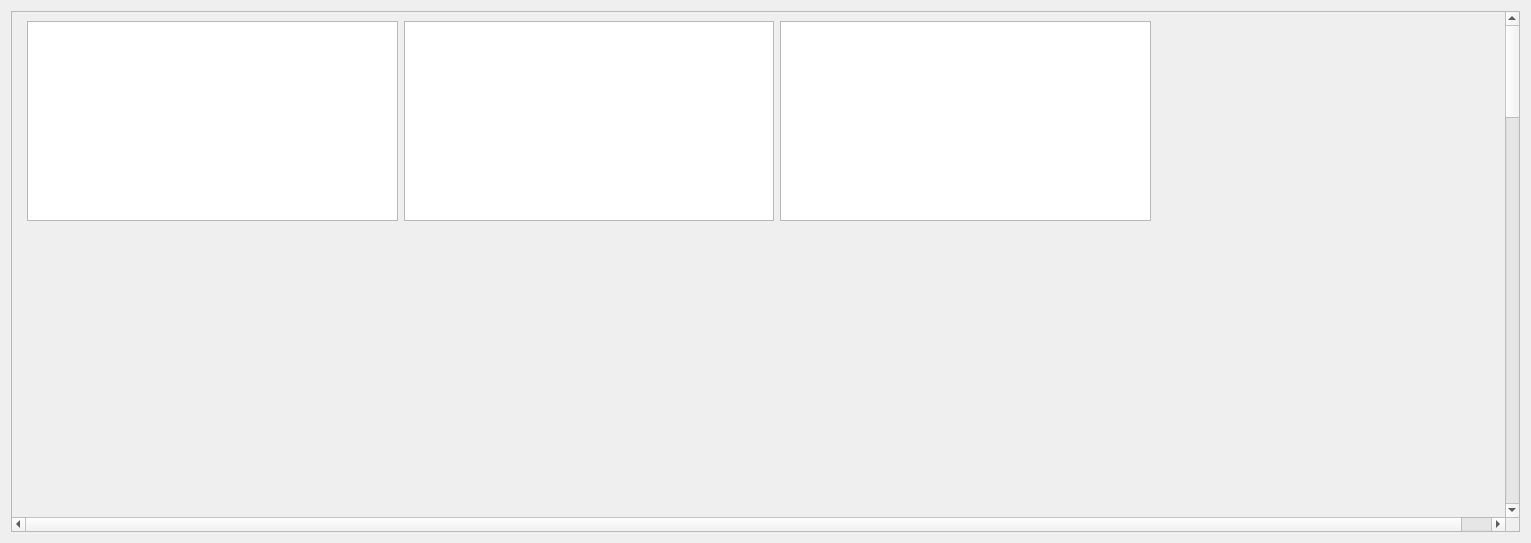
The window that temp_humi_server.ui (kimbakcho/Fabmainserver) describes before a commit, drawn with Qt 5.
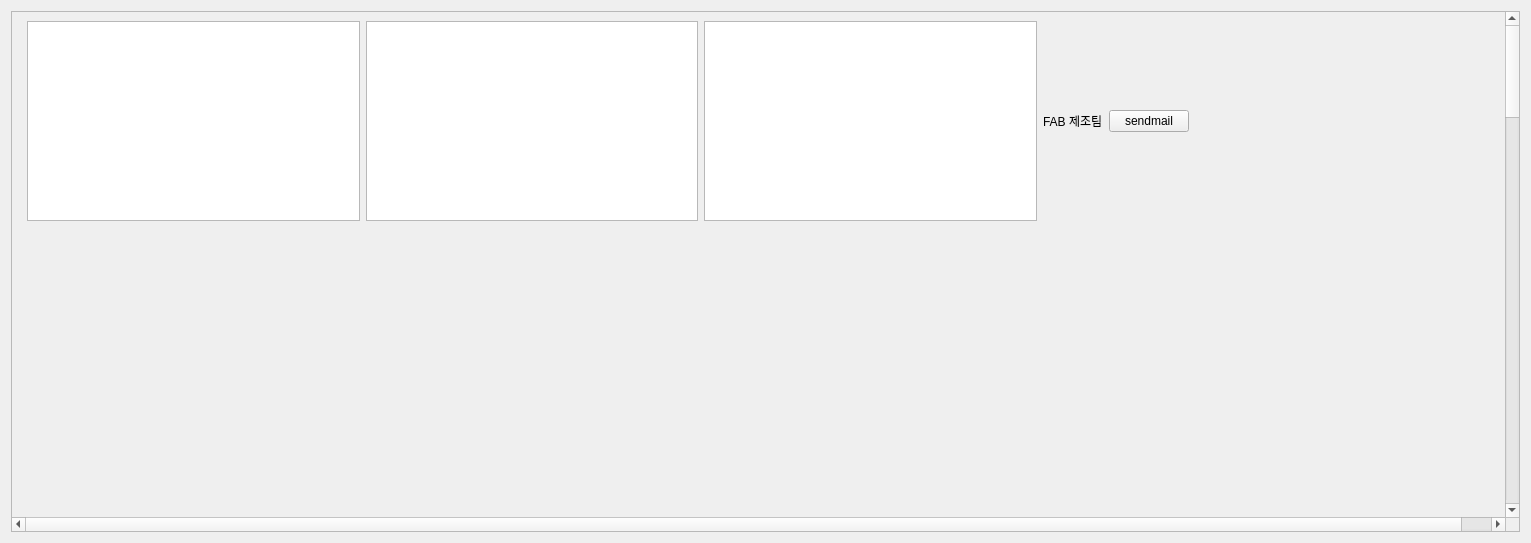
The same window after the commit. Custom widgets are drawn as their Qt base class.

What changed in the file:
```diff
--- a/temp_humi_server.ui
+++ b/temp_humi_server.ui
@@ -23,13 +23,13 @@
       <property name="geometry">
        <rect>
         <x>0</x>
-        <y>-1360</y>
+        <y>0</y>
         <width>1524</width>
         <height>2642</height>
        </rect>
       </property>
       <layout class="QGridLayout" name="gridLayout_2">
-       <item row="4" column="0" colspan="5">
+       <item row="4" column="0" colspan="7">
         <widget class="temp_humi_baseview" name="lightroom_temp" native="true">
          <property name="minimumSize">
           <size>
@@ -39,7 +39,7 @@
          </property>
         </widget>
        </item>
-       <item row="2" column="1" colspan="4">
+       <item row="2" column="1" colspan="6">
         <widget class="temp_humi_baseview" name="normalroom_temp" native="true">
          <property name="minimumSize">
           <size>
@@ -68,7 +68,7 @@
        <item row="0" column="3">
         <widget class="QListView" name="email_list"/>
        </item>
-       <item row="3" column="1" colspan="4">
+       <item row="3" column="1" colspan="6">
         <widget class="temp_humi_baseview" name="lightroom_humi" native="true">
          <property name="minimumSize">
           <size>
@@ -81,7 +81,7 @@
        <item row="0" column="2">
         <widget class="QListView" name="send_timelist"/>
        </item>
-       <item row="0" column="4">
+       <item row="0" column="6">
         <spacer name="horizontalSpacer">
          <property name="orientation">
           <enum>Qt::Horizontal</enum>
@@ -94,7 +94,7 @@
          </property>
         </spacer>
        </item>
-       <item row="1" column="1" colspan="4">
+       <item row="1" column="1" colspan="6">
         <widget class="temp_humi_baseview" name="normalroom_humi" native="true">
          <property name="minimumSize">
           <size>
@@ -104,6 +104,20 @@
          </property>
         </widget>
        </item>
+       <item row="0" column="4">
+        <widget class="QLabel" name="label">
+         <property name="text">
+          <string>FAB 제조팀</string>
+         </property>
+        </widget>
+       </item>
+       <item row="0" column="5">
+        <widget class="QPushButton" name="sendmail_btn">
+         <property name="text">
+          <string>sendmail</string>
+         </property>
+        </widget>
+       </item>
       </layout>
      </widget>
     </widget>
```
